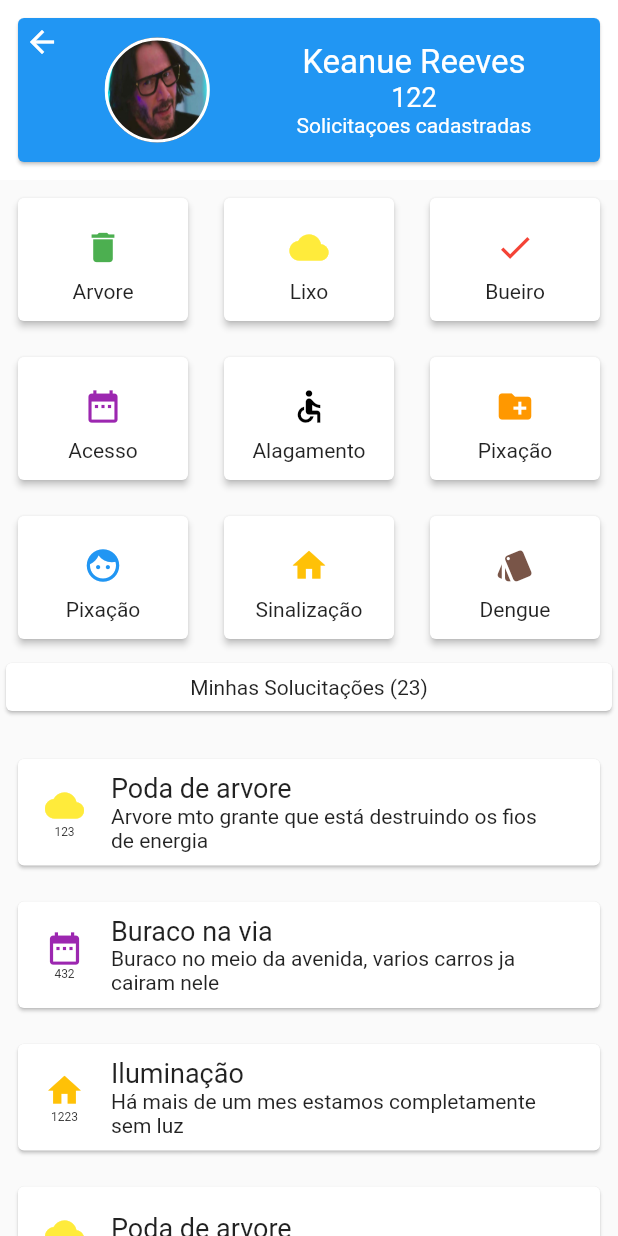
After one commit to soulnanx/flutter_detail, a Flutter app: the screen it shows after launch, after a tap on "Meta", on a phone screen of 412 x 824 dp. The commit adds this screen. Run offline on Flutter 3.47's test engine with Material 2 defaults, Android fonts, the phone set to English and light mode, and no system bars.

Commit message:
the meta screen was created

```diff
--- /dev/null
+++ b/lib/data/category.dart
@@ -0,0 +1,13 @@
+import 'package:flutter/material.dart';
+
+class Category {
+  final String title;
+  final Color color;
+  final IconData icon;
+
+  Category(this.title, this.color, this.icon);
+
+  Icon getIcon(){
+    return Icon(icon, color: color, size: 26,);
+  }
+}
--- a/lib/data/post.dart
+++ b/lib/data/post.dart
@@ -1,13 +1,13 @@
-class Post {
+class ticket {
   final int userId;
   final int id;
   final String title;
   final String body;
 
-  Post({this.userId, this.id, this.title, this.body});
+  ticket({this.userId, this.id, this.title, this.body});
 
-  factory Post.fromJson(Map<String, dynamic> json) {
-    return Post(
+  factory ticket.fromJson(Map<String, dynamic> json) {
+    return ticket(
       userId: json['userId'],
       id: json['id'],
       title: json['title'],
--- /dev/null
+++ b/lib/data/ticket.dart
@@ -0,0 +1,11 @@
+import 'package:flutter/material.dart';
+import 'package:flutter_detalhe/data/category.dart';
+
+class Ticket {
+  final int id;
+  final String title;
+  final String body;
+  final Category category;
+
+  Ticket(this.id, this.title, this.body, this.category);
+}
--- /dev/null
+++ b/lib/ui/meta/meta_screen.dart
@@ -0,0 +1,251 @@
+import 'package:flutter/material.dart';
+import 'package:flutter_detalhe/data/category.dart';
+import 'package:flutter_detalhe/data/ticket.dart';
+
+List<Category> _categoryList = [
+  Category("Arvore", Colors.green, Icons.delete),
+  Category("Lixo", Colors.yellow, Icons.cloud),
+  Category("Bueiro", Colors.red, Icons.check),
+  Category("Iluminação", Colors.purple, Icons.date_range),
+  Category("Acesso", Colors.black, Icons.accessible),
+  Category("Alagamento", Colors.orange, Icons.create_new_folder),
+  Category("Pixação", Colors.blue, Icons.face),
+  Category("Sinalização", Colors.amber, Icons.home),
+  Category("Dengue", Colors.brown, Icons.style),
+];
+
+List<Ticket> _ticketList = [
+  Ticket(
+      123,
+      "Poda de arvore",
+      "Arvore mto grante que está destruindo os fios de energia",
+      _categoryList.elementAt(1)),
+  Ticket(
+      432,
+      "Buraco na via",
+      "Buraco no meio da avenida, varios carros ja cairam nele",
+      _categoryList.elementAt(3)),
+  Ticket(1223, "Iluminação", "Há mais de um mes estamos completamente sem luz",
+      _categoryList.elementAt(7)),
+  Ticket(
+      123, "Poda de arvore", "Arvore mto grante", _categoryList.elementAt(1)),
+  Ticket(432, "Buraco na via", "Arvore mto grante", _categoryList.elementAt(3)),
+  Ticket(1223, "Iluminação", "Arvore mto grante", _categoryList.elementAt(7)),
+  Ticket(
+      123, "Poda de arvore", "Arvore mto grante", _categoryList.elementAt(1)),
+  Ticket(432, "Buraco na via", "Arvore mto grante", _categoryList.elementAt(3)),
+  Ticket(1223, "Iluminação", "Arvore mto grante", _categoryList.elementAt(7)),
+  Ticket(
+      123, "Poda de arvore", "Arvore mto grante", _categoryList.elementAt(1)),
+  Ticket(432, "Buraco na via", "Arvore mto grante", _categoryList.elementAt(3)),
+  Ticket(1223, "Iluminação", "Arvore mto grante", _categoryList.elementAt(7)),
+];
+
+class MetaScreen extends StatefulWidget {
+  @override
+  _MetaScreenState createState() => _MetaScreenState();
+}
+
+class _MetaScreenState extends State<MetaScreen> {
+  double _elevationCard = 2;
+
+  Widget _createButton(icon, label) {
+    return GestureDetector(
+      onTapDown: (s) {
+        setState(() {
+          _elevationCard = 5.0;
+        });
+      },
+      onTapUp: (t) {
+        setState(() {
+          _elevationCard = 1.0;
+        });
+      },
+      child: Padding(
+        padding: const EdgeInsets.all(8.0),
+        child: Card(
+          elevation: _elevationCard,
+          child: Padding(
+            padding: const EdgeInsets.all(12.0),
+            child: Column(
+              children: <Widget>[
+                Padding(
+                  padding: EdgeInsets.all(8),
+                  child: icon,
+                ),
+                Text(label)
+              ],
+            ),
+          ),
+        ),
+      ),
+    );
+  }
+
+  Widget _createCardTicket(context, index) {
+    double c_width = MediaQuery.of(context).size.width * 0.7;
+
+    return Padding(
+      padding: const EdgeInsets.all(8.0),
+      child: Card(
+          child: Row(children: <Widget>[
+        Padding(
+          padding: const EdgeInsets.all(18.0),
+          child: Column(
+            children: <Widget>[
+              _ticketList.elementAt(index).category.getIcon(),
+              Wrap(
+                children: <Widget>[
+                  Text(
+                    _ticketList.elementAt(index).id.toString(),
+                    style: TextStyle(fontSize: 8),
+                  )
+                ],
+              )
+            ],
+          ),
+        ),
+        Container(
+          width: c_width,
+          child: Column(
+            crossAxisAlignment: CrossAxisAlignment.start,
+            children: <Widget>[
+              Text(
+                _ticketList.elementAt(index).title,
+                style: TextStyle(fontSize: 18),
+              ),
+              Text(_ticketList.elementAt(index).body),
+            ],
+          ),
+        ),
+      ])),
+    );
+  }
+
+  Widget _customScrollView() {
+    return CustomScrollView(
+      slivers: <Widget>[
+        SliverAppBar(
+          pinned: false,
+          snap: false,
+          floating: false,
+          expandedHeight: 120.0,
+          backgroundColor: Colors.white,
+          flexibleSpace: FlexibleSpaceBar(
+            background: _buildHeader(),
+          ),
+        ),
+        SliverFillRemaining(
+            child: SafeArea(
+          child: Column(
+            children: <Widget>[
+              Table(
+                children: [
+                  TableRow(children: [
+                    _createButton(_categoryList.elementAt(0).getIcon(),
+                        _categoryList.elementAt(0).title),
+                    _createButton(_categoryList.elementAt(1).getIcon(),
+                        _categoryList.elementAt(1).title),
+                    _createButton(_categoryList.elementAt(2).getIcon(),
+                        _categoryList.elementAt(2).title),
+                  ]),
+                  TableRow(children: [
+                    _createButton(_categoryList.elementAt(3).getIcon(),
+                        _categoryList.elementAt(4).title),
+                    _createButton(_categoryList.elementAt(4).getIcon(),
+                        _categoryList.elementAt(5).title),
+                    _createButton(_categoryList.elementAt(5).getIcon(),
+                        _categoryList.elementAt(6).title),
+                  ]),
+                  TableRow(children: [
+                    _createButton(_categoryList.elementAt(6).getIcon(),
+                        _categoryList.elementAt(6).title),
+                    _createButton(_categoryList.elementAt(7).getIcon(),
+                        _categoryList.elementAt(7).title),
+                    _createButton(_categoryList.elementAt(8).getIcon(),
+                        _categoryList.elementAt(8).title),
+                  ]),
+                ],
+              ),
+              Card(
+                child: Padding(
+                  padding: const EdgeInsets.all(8.0),
+                  child: Row(
+                    mainAxisAlignment: MainAxisAlignment.center,
+                    children: <Widget>[
+                      Text("Minhas Solucitações (23)"),
+                    ],
+                  ),
+                ),
+              ),
+              Flexible(
+                child: ListView.builder(
+                  padding: EdgeInsets.only(top: 16),
+                  itemBuilder: _createCardTicket,
+                  itemCount: _ticketList.length,
+                ),
+              )
+            ],
+          ),
+        )),
+      ],
+    );
+  }
+
+  @override
+  Widget build(BuildContext context) {
+    return Scaffold(body: _customScrollView());
+  }
+
+  Widget _buildHeader() {
+    return SafeArea(
+      child: Padding(
+        padding: const EdgeInsets.all(8.0),
+        child: Card(
+          color: Colors.blue,
+          child: Row(
+            crossAxisAlignment: CrossAxisAlignment.center,
+            mainAxisAlignment: MainAxisAlignment.spaceEvenly,
+            children: <Widget>[
+              Padding(
+                padding: EdgeInsets.all(12),
+                child:  new Container(
+                    width: 70.0,
+                    height: 190.0,
+                    decoration: new BoxDecoration(
+                        shape: BoxShape.circle,
+                        border: new Border.all(
+                            color: Colors.white,
+                            width: 2.0,
+                            style: BorderStyle.solid),
+                        image: new DecorationImage(
+                            fit: BoxFit.fill,
+                            image: AssetImage("assets/keanueOk.jpg")
+                        )
+                    )),
+              ),
+              Column(
+                mainAxisAlignment: MainAxisAlignment.center,
+                crossAxisAlignment: CrossAxisAlignment.center,
+                children: <Widget>[
+                  Text(
+                    "Keanue Reeves",
+                    style: TextStyle(fontSize: 22, color: Colors.white),
+                  ),
+                  Text(
+                    "122",
+                    style: TextStyle(fontSize: 18, color: Colors.white),
+                  ),
+                  Text(
+                    "Solicitaçoes cadastradas",
+                    style: TextStyle(fontSize: 14, color: Colors.white),
+                  ),
+                ],
+              )
+            ],
+          ),
+        ),
+      ),
+    );
+  }
+}
--- a/lib/ui/welcome/welcome_screen.dart
+++ b/lib/ui/welcome/welcome_screen.dart
@@ -3,6 +3,7 @@ import 'package:flutter_detalhe/ui/detail/detail_screen.dart';
 import 'package:flutter_detalhe/ui/converter/converter.dart';
 import 'package:flutter_detalhe/ui/tasks/tasks_screen.dart';
 import 'package:flutter_detalhe/ui/gifs/gifsAndGrid.dart';
+import 'package:flutter_detalhe/ui/meta/meta_screen.dart';
 
 import 'package:flutter_detalhe/ui/repo/repos.dart';
 
@@ -62,6 +63,16 @@ class WelcomeScreen extends StatelessWidget {
                     GifsAndGridScreen()
                 ));
               },
+            ),
+            RaisedButton(
+              color: Colors.blue,
+              textColor: Colors.white,
+              child: Text("Meta"),
+              onPressed: () {
+                Navigator.push(context, MaterialPageRoute(builder: (context) =>
+                    MetaScreen()
+                ));
+              },
             )
           ],
         ),
```
Also changed, not shown: pubspec.yaml (+5 -3 lines), assets/cratera.jpg (added), assets/face.jpg (added), assets/keanueOk.jpg (added), assets/pixacao.jpeg (added), assets/poste.jpg (added), 3 other files.
